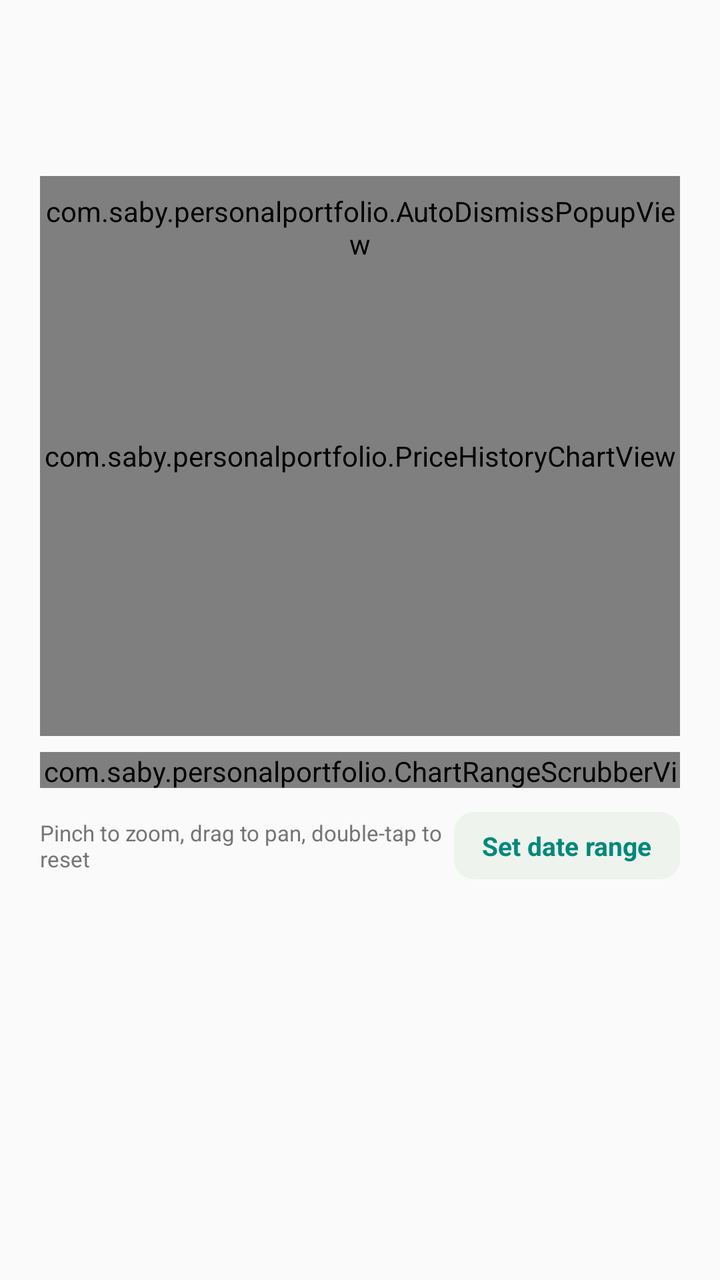
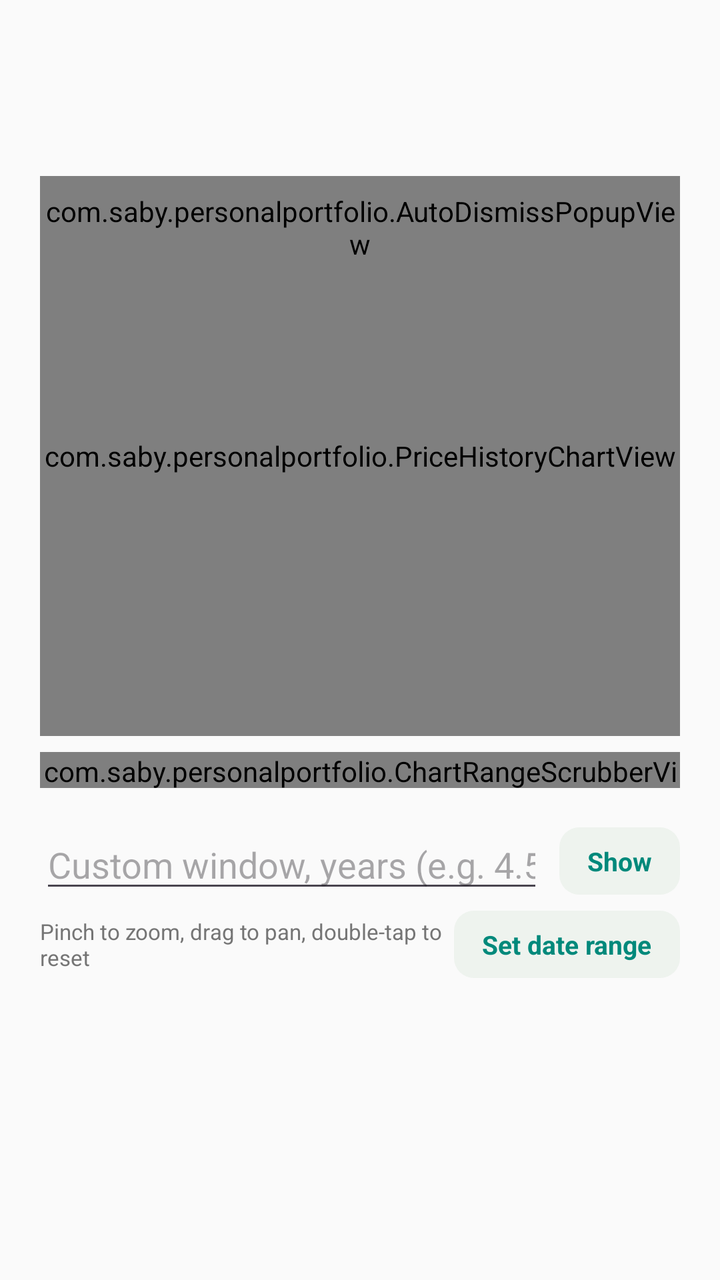

Screens rendered from an Android XML layout before and after an edit, with the pre-edit source and the edit as a unified diff.
<!-- AndroidManifest.xml: application theme Theme.PersonalPortfolio -->
<!-- res/layout/activity_returns_detail.xml -->
<?xml version="1.0" encoding="utf-8"?>
<ScrollView xmlns:android="http://schemas.android.com/apk/res/android"
    android:layout_width="match_parent"
    android:layout_height="match_parent">

    <LinearLayout
        android:layout_width="match_parent"
        android:layout_height="wrap_content"
        android:orientation="vertical"
        android:padding="20dp">

        <TextView
            android:id="@+id/returnsDetailName"
            android:layout_width="match_parent"
            android:layout_height="wrap_content"
            android:textSize="20sp"
            android:textStyle="bold" />

        <TextView
            android:id="@+id/returnsDetailScrubbed"
            android:layout_width="match_parent"
            android:layout_height="wrap_content"
            android:layout_marginTop="6dp"
            android:textSize="14sp"
            android:textColor="@color/colorNeutral" />

        
        <FrameLayout
            android:layout_width="match_parent"
            android:layout_height="wrap_content"
            android:layout_marginTop="16dp">

            <com.saby.personalportfolio.PriceHistoryChartView
                android:id="@+id/returnsDetailChart"
                android:layout_width="match_parent"
                android:layout_height="280dp" />

            <com.saby.personalportfolio.AutoDismissPopupView
                android:id="@+id/returnsDetailMarkerPopup"
                android:layout_width="wrap_content"
                android:layout_height="wrap_content"
                android:layout_gravity="top|center_horizontal"
                android:layout_marginTop="8dp" />

        </FrameLayout>

        
        <com.saby.personalportfolio.ChartRangeScrubberView
            android:id="@+id/returnsDetailChartScrubber"
            android:layout_width="match_parent"
            android:layout_height="18dp"
            android:layout_marginTop="8dp" />

        
        <HorizontalScrollView
            android:layout_width="match_parent"
            android:layout_height="wrap_content"
            android:layout_marginTop="8dp"
            android:scrollbars="none">

            <LinearLayout
                android:id="@+id/returnsDetailRangePresets"
                android:layout_width="wrap_content"
                android:layout_height="wrap_content"
                android:orientation="horizontal" />

        </HorizontalScrollView>

        <LinearLayout
            android:layout_width="match_parent"
            android:layout_height="wrap_content"
            android:layout_marginTop="4dp"
            android:orientation="horizontal"
            android:gravity="center_vertical">

            <TextView
                android:layout_width="0dp"
                android:layout_weight="1"
                android:layout_height="wrap_content"
                android:text="Pinch to zoom, drag to pan, double-tap to reset"
                android:textSize="11sp"
                android:textColor="@color/colorNeutral" />

            <TextView
                android:id="@+id/returnsDetailSetDateRange"
                style="@style/ActionChip"
                android:layout_width="wrap_content"
                android:text="Set date range" />

        </LinearLayout>

        <TextView
            android:id="@+id/returnsDetailEmptyState"
            android:layout_width="match_parent"
            android:layout_height="wrap_content"
            android:layout_marginTop="16dp"
            android:textSize="14sp"
            android:textColor="@color/colorNeutral"
            android:visibility="gone" />

        
        <LinearLayout
            android:id="@+id/returnsDetailMetricsSection"
            android:layout_width="match_parent"
            android:layout_height="wrap_content"
            android:layout_marginTop="24dp"
            android:orientation="vertical"
            android:visibility="gone">

            <View
                android:layout_width="match_parent"
                android:layout_height="1dp"
                android:layout_marginBottom="16dp"
                android:background="@color/colorSurfaceVariant" />

            <TextView
                android:layout_width="match_parent"
                android:layout_height="wrap_content"
                android:text="Risk &amp; relative performance"
                android:textSize="16sp"
                android:textStyle="bold" />

            <LinearLayout
                android:layout_width="match_parent"
                android:layout_height="wrap_content"
                android:layout_marginTop="8dp"
                android:orientation="horizontal"
                android:gravity="center_vertical">

                <TextView
                    android:id="@+id/returnsDetailBenchmarkLabel"
                    android:layout_width="0dp"
                    android:layout_height="wrap_content"
                    android:layout_weight="1"
                    android:textSize="13sp"
                    android:textColor="@color/colorNeutral" />

                <TextView
                    android:id="@+id/returnsDetailChangeBenchmark"
                    style="@style/ActionChip"
                    android:layout_width="wrap_content"
                    android:text="Change" />

            </LinearLayout>

            
            <LinearLayout
                android:id="@+id/returnsDetailMetricsGrid"
                android:layout_width="match_parent"
                android:layout_height="wrap_content"
                android:layout_marginTop="12dp"
                android:orientation="vertical" />

        </LinearLayout>

    </LinearLayout>

</ScrollView>
<!-- resources referenced by this layout -->
<resources>
  <color name="colorNeutral">#757575</color>
  <color name="colorSurfaceVariant">#EEF3EE</color>
  <style name="ActionChip">
          <item name="android:layout_height">wrap_content</item>
          <item name="android:paddingStart">14dp</item>
          <item name="android:paddingEnd">14dp</item>
          <item name="android:paddingTop">8dp</item>
          <item name="android:paddingBottom">8dp</item>
          <item name="android:background">@drawable/dropdown_tab_background</item>
          <item name="android:textSize">13sp</item>
          <item name="android:textStyle">bold</item>
          <item name="android:textColor">@color/colorSecondary</item>
          <item name="android:gravity">center</item>
          <item name="android:clickable">true</item>
          <item name="android:focusable">true</item>
      </style>
  <style name="Theme.PersonalPortfolio" parent="Theme.Material3.DayNight.NoActionBar">
          <item name="colorPrimary">@color/colorPrimary</item>
          <item name="colorPrimaryVariant">@color/colorPrimaryVariant</item>
          <item name="colorOnPrimary">@color/colorOnPrimary</item>
  
          <item name="colorSecondary">@color/colorSecondary</item>
          <item name="colorOnSecondary">@color/colorOnSecondary</item>
  
          <item name="android:colorBackground">@color/colorBackground</item>
          <item name="colorOnBackground">@color/colorOnBackground</item>
  
          <item name="colorSurface">@color/colorSurface</item>
          <item name="colorOnSurface">@color/colorOnSurface</item>
  
          <item name="android:statusBarColor">@color/colorPrimaryVariant</item>
      </style>
  <!-- drawable dropdown_tab_background (drawable) -->
  <?xml version="1.0" encoding="utf-8"?>
  <shape xmlns:android="http://schemas.android.com/apk/res/android"
      android:shape="rectangle">
      <solid android:color="@color/colorSurfaceVariant" />
      <corners android:radius="10dp" />
  </shape>
  <color name="colorSecondary">#00897B</color>
  <color name="colorPrimary">#1B5E20</color>
  <color name="colorPrimaryVariant">#0D3B12</color>
  <color name="colorOnPrimary">#FFFFFF</color>
  <color name="colorOnSecondary">#FFFFFF</color>
  <color name="colorBackground">#FAFAFA</color>
  <color name="colorOnBackground">#1A1A1A</color>
  <color name="colorSurface">#FFFFFF</color>
  <color name="colorOnSurface">#1A1A1A</color>
</resources>

<!-- the commit's change to res/layout/activity_returns_detail.xml (unified diff, before → after) -->
@@ -65,6 +65,31 @@
                 android:orientation="horizontal" />
 
         </HorizontalScrollView>
+
+        
+        <LinearLayout
+            android:layout_width="match_parent"
+            android:layout_height="wrap_content"
+            android:layout_marginTop="8dp"
+            android:orientation="horizontal"
+            android:gravity="center_vertical">
+
+            <EditText
+                android:id="@+id/returnsDetailChartWindowYears"
+                android:layout_width="0dp"
+                android:layout_weight="1"
+                android:layout_height="wrap_content"
+                android:hint="Custom window, years (e.g. 4.5)"
+                android:inputType="numberDecimal" />
+
+            <TextView
+                android:id="@+id/returnsDetailChartWindowYearsShow"
+                style="@style/ActionChip"
+                android:layout_width="wrap_content"
+                android:layout_marginStart="8dp"
+                android:text="Show" />
+
+        </LinearLayout>
 
         <LinearLayout
             android:layout_width="match_parent"
